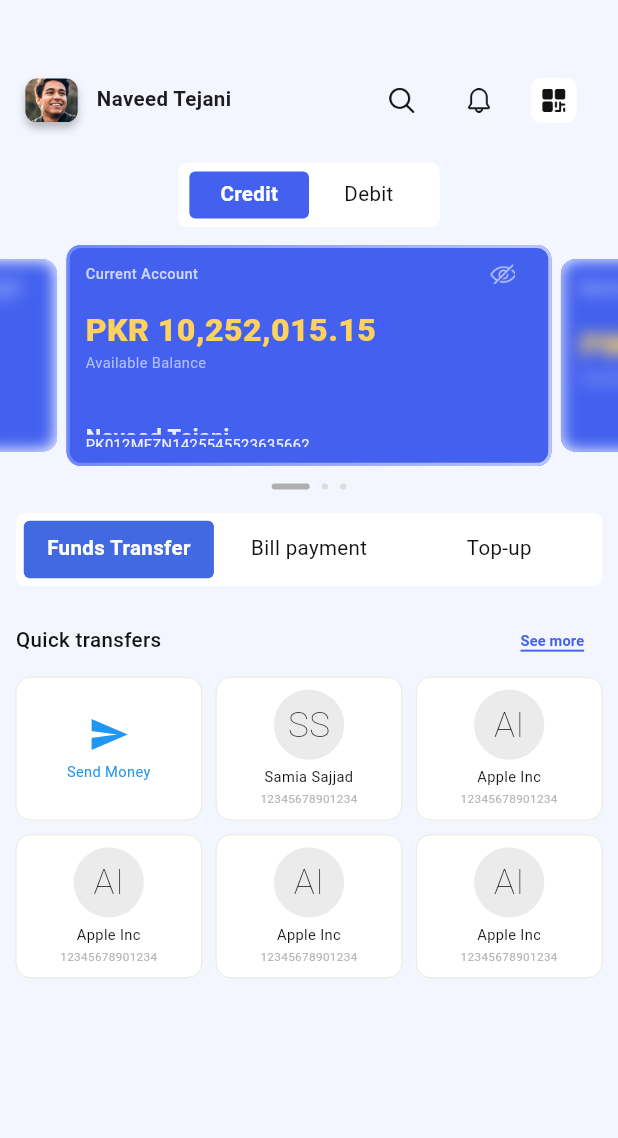
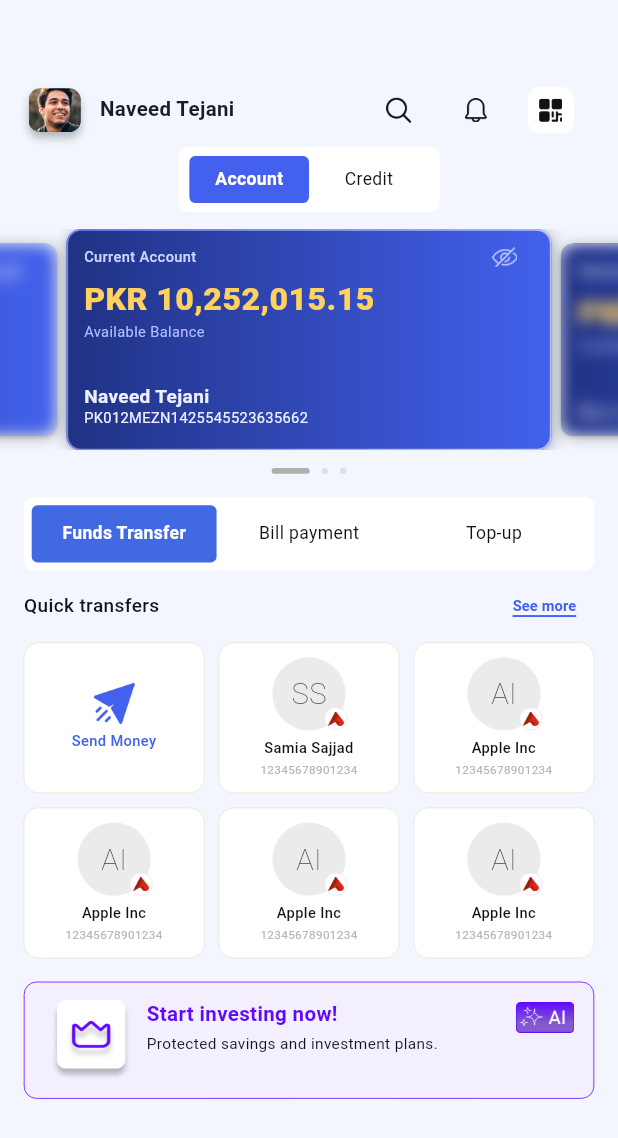
Before and after one commit to Iqbalshah786/passkeys, a Flutter app: the MainScreen screen opened by its route, on a phone screen of 412 x 824 dp. Shown: the top 1138 px of the screen. Run offline on Flutter 3.47's test engine with Material 3 defaults, Android fonts, the phone set to English and light mode, and no system bars; drawn by our look-alikes of carousel_slider, smooth_page_indicator; our stand-ins replace flutter_native_splash, flutter_screenutil, google_fonts, gradient_borders, logger; missing offline and left inert: dart:ffi.

Commit message:
main screen ui update

```diff
--- a/lib/screens/app_bar.dart
+++ b/lib/screens/app_bar.dart
@@ -9,8 +9,17 @@ class AppBarScreen extends StatelessWidget {
 
   @override
   Widget build(BuildContext context) {
+
     return Container(
-      padding: EdgeInsets.all(16.w),
+
+      padding: EdgeInsets.symmetric(horizontal: 18.w,vertical: 0.h),
+      // decoration: BoxDecoration(
+      //   border: Border.all(
+      //     color: Colors.grey, // Set your desired border color
+      //     width: 2.0,         // Set the border width
+      //   ),
+      //   borderRadius: BorderRadius.circular(12.0), // Optional: for rounded corners
+      // ),
       child: Row(
         mainAxisAlignment: MainAxisAlignment.spaceBetween,
         children: [
--- a/lib/screens/main_screen.dart
+++ b/lib/screens/main_screen.dart
@@ -3,7 +3,8 @@ import 'package:flutter/services.dart';
 import 'package:flutter_screenutil/flutter_screenutil.dart';
 import 'package:mobile/widgets/transfer_payment_top_up_widget.dart';
 import '../widgets/CardCarousel.dart';
-import '../widgets/credit_debit_toggle.dart';
+import '../widgets/account_credit_toggle.dart';
+import '../widgets/investment_card_widget.dart';
 import '../widgets/quick_transfers_section.dart';
 import 'app_bar.dart';
 
@@ -15,7 +16,7 @@ class MainScreen extends StatefulWidget {
 }
 
 class _MainScreenState extends State<MainScreen> {
-  bool _isCredit = true;
+  bool _isAccount = true;
   bool _isTransfer = true;
 
   @override
@@ -32,15 +33,17 @@ class _MainScreenState extends State<MainScreen> {
         backgroundColor: const Color(0xFFF4F6FF),
         body: Column(
           children: [
-            SizedBox(height: 26.h),
+            SizedBox(height:screenHeight < 700 ? 25.h : 50.h),
             AppBarScreen(),
 
+            // Text('hi'),
+
             // toggle credit and debit
-            CreditDebitToggle(
-              initialIsCredit: _isCredit,
-              onToggle: (isCredit) {
+            AccountcreditToggle(
+              initialIsAccount: _isAccount,
+              onToggle: (_isAccount) {
                 setState(() {
-                  _isCredit = isCredit;
+                  _isAccount = _isAccount;
                 });
                 // // Handle the toggle action, e.g., load different data
                 // print('Switched to ${isCredit ? "Credit" : "Debit"} mode');
@@ -54,7 +57,7 @@ class _MainScreenState extends State<MainScreen> {
 
             // payment type tabs
             Container(
-              width: 370.w,
+              width: screenHeight < 700 ? 350.w : 360.w,
               height: 50.h,
               padding: EdgeInsets.all(5.w),
               decoration: BoxDecoration(
@@ -71,16 +74,22 @@ class _MainScreenState extends State<MainScreen> {
               ),
             ),
 
+            //quick transfer
             Container(
-              width: 370.w,
+              width: screenHeight < 700 ? 350.w : 360.w,
               child: Column(
                 crossAxisAlignment: CrossAxisAlignment.start,
                 children: [
-                  SizedBox(height: 13.h),
+
                   QuickTransfersSection(),
+
                 ],
               ),
             ),
+
+            //investment ai
+            SizedBox(height: 16.h),
+            InvestmentCardWidget(),
             ],
         ),
       ),
@@ -91,23 +100,6 @@ class _MainScreenState extends State<MainScreen> {
 
 
 
-Widget _buildTabs() {
-  return Padding(
-    padding: const EdgeInsets.symmetric(horizontal: 16.0, vertical: 8.0),
-    child: Center(
-      child: CreditDebitToggle(
-        initialIsCredit: true, // Set your initial state
-        onToggle: (isCredit) {
-          // Handle state change, for example:
-          // setState(() {
-          //   _isCredit = isCredit;
-          //   // Load appropriate data based on selection
-          // });
-        },
-      ),
-    ),
-  );
-}
 
 Widget _buildCardInfo() {
   return Padding(
--- a/lib/widgets/CardCarousel.dart
+++ b/lib/widgets/CardCarousel.dart
@@ -21,6 +21,10 @@ class _CardCarouselState extends State<CardCarousel> {
 
   @override
   Widget build(BuildContext context) {
+
+    double screenHeight = MediaQuery.of(context).size.height;
+
+
     // List of bank card widgets
     final List<Widget> cardItems = [
       _buildBankCard(
@@ -28,20 +32,24 @@ class _CardCarouselState extends State<CardCarousel> {
         accountType: 'Current Account',
         name: 'Naveed Tejani',
         accountNumber: 'PK012MEZN1425545523635662',
+        screenHeight: screenHeight,
       ),
       _buildBankCard(
         balance: 'PKR 1,000,000.00',
         accountType: 'Savings Account',
         name: 'Naveed Tejani',
         accountNumber: 'PK012MEZN1425545523635662',
+        screenHeight: screenHeight,
       ),
       _buildBankCard(
         balance: 'PKR 50,000.00',
         accountType: 'Another Account',
         name: 'Naveed Tejani',
         accountNumber: 'PK012MEZN1425545523635662',
+        screenHeight: screenHeight,
       ),
     ];
+
 
     return Column(
       mainAxisSize: MainAxisSize.min,
@@ -76,7 +84,7 @@ class _CardCarouselState extends State<CardCarousel> {
                 children: [
                   cardItems[index],
                   ClipRRect(
-                    borderRadius: BorderRadius.circular(10.r),
+                    borderRadius: BorderRadius.circular(8.r),
                     child: BackdropFilter(
                       filter: ImageFilter.blur(sigmaX: 5, sigmaY: 5),
                       child: Container(
@@ -111,10 +119,33 @@ class _CardCarouselState extends State<CardCarousel> {
     required String accountType,
     required String name,
     required String accountNumber,
+    required double screenHeight,
   }) {
     return Container(
       padding: EdgeInsets.all(10.w),
       decoration: BoxDecoration(
+
+        boxShadow: [
+          BoxShadow(
+            color: Colors.black.withOpacity(0.2),
+            offset: Offset(3, 1),
+            blurRadius: 8,
+            spreadRadius: 0,
+          ),
+          BoxShadow(
+            color: Colors.black.withOpacity(0.1),
+            offset: Offset(-3, 1),
+            blurRadius: 5,
+            spreadRadius: 0,
+          ),
+          BoxShadow(
+            color: Colors.black.withOpacity(0.1),
+            offset: Offset(0, 1),
+            blurRadius: 1,
+            spreadRadius: 0,
+          ),
+        ],
+
         border: GradientBoxBorder(
           gradient: const LinearGradient(
             colors: [
@@ -122,11 +153,11 @@ class _CardCarouselState extends State<CardCarousel> {
               Color(0xffB9C5FF),
             ],
           ),
-          width: 2.w,
+          width: 1.w,
         ),
         gradient: const LinearGradient(
           colors: [
-            Color(0xff4361EE),
+            Color(0xff203284),
             Color(0xff4361EE),
           ],
           begin: Alignment.centerLeft,
@@ -163,7 +194,7 @@ class _CardCarouselState extends State<CardCarousel> {
               ],
             ),
           ),
-          SizedBox(height: 15.h),
+          SizedBox(height: 5.h),
           // Balance info
           Column(
             crossAxisAlignment: CrossAxisAlignment.start,
@@ -186,7 +217,9 @@ class _CardCarouselState extends State<CardCarousel> {
               ),
             ],
           ),
-          SizedBox(height: 33.h),
+          SizedBox(
+            height: screenHeight < 700 ? 10.0.h : 28.h,
+          ),
           // Name & account info
           Flexible(
             child: Column(
@@ -199,7 +232,7 @@ class _CardCarouselState extends State<CardCarousel> {
                     style: TextStyle(
                       color: const Color(0xFFECEFFF),
                       fontWeight: FontWeight.w600,
-                      fontSize: 15.sp,
+                      fontSize: 13.sp,
                     ),
                   ),
                 ),
--- a/lib/widgets/credit_debit_toggle.dart
+++ b/lib/widgets/account_credit_toggle.dart
@@ -1,27 +1,27 @@
 import 'package:flutter/material.dart';
 import 'package:flutter_screenutil/flutter_screenutil.dart';
 
-class CreditDebitToggle extends StatefulWidget {
-  final Function(bool isCredit) onToggle;
-  final bool initialIsCredit;
+class AccountcreditToggle extends StatefulWidget {
+  final Function(bool _isAccount) onToggle;
+  final bool initialIsAccount;
 
-  const CreditDebitToggle({
+  const AccountcreditToggle({
     Key? key,
     required this.onToggle,
-    this.initialIsCredit = true,
+    this.initialIsAccount = true,
   }) : super(key: key);
 
   @override
-  State<CreditDebitToggle> createState() => _CreditDebitToggleState();
+  State<AccountcreditToggle> createState() => _AccountcreditToggleState();
 }
 
-class _CreditDebitToggleState extends State<CreditDebitToggle> {
-  late bool _isCredit;
+class _AccountcreditToggleState extends State<AccountcreditToggle> {
+  late bool _isAccount;
 
   @override
   void initState() {
     super.initState();
-    _isCredit = widget.initialIsCredit;
+    _isAccount = widget.initialIsAccount;
   }
 
   @override
@@ -33,28 +33,29 @@ class _CreditDebitToggleState extends State<CreditDebitToggle> {
       decoration: BoxDecoration(
         color: Colors.white,
         borderRadius: BorderRadius.circular(6.h),
+
       ),
       child: Row(
         children: [
           _buildToggleOption(
-            label: 'Credit',
-            isSelected: _isCredit,
+            label: 'Account',
+            isSelected: _isAccount,
             onTap: () {
-              if (!_isCredit) {
+              if (!_isAccount) {
                 setState(() {
-                  _isCredit = true;
+                  _isAccount = true;
                 });
                 widget.onToggle(true);
               }
             },
           ),
           _buildToggleOption(
-            label: 'Debit',
-            isSelected: !_isCredit,
+            label: 'Credit',
+            isSelected: !_isAccount,
             onTap: () {
-              if (_isCredit) {
+              if (_isAccount) {
                 setState(() {
-                  _isCredit = false;
+                  _isAccount = false;
                 });
                 widget.onToggle(false);
               }
@@ -84,7 +85,7 @@ class _CreditDebitToggleState extends State<CreditDebitToggle> {
               style: TextStyle(
                 color: isSelected ? Colors.white : Color(0xFF121212),
                 fontWeight: isSelected ? FontWeight.w600 : FontWeight.w400,
-                fontSize: 14.sp,
+                fontSize: 12.sp,
               ),
             ),
           ),
--- a/lib/widgets/investment_card_widget.dart
+++ b/lib/widgets/investment_card_widget.dart
@@ -6,31 +6,30 @@ class InvestmentCardWidget extends StatelessWidget {
 
   @override
   Widget build(BuildContext context) {
+    double screenHeight = MediaQuery.of(context).size.height;
+
     return Container(
 
-      padding: EdgeInsets.symmetric(vertical: 16.h, horizontal: 16.w),
+      padding: EdgeInsets.symmetric(vertical:  12.h , horizontal:  12.w ),
+      width: screenHeight < 700 ? 350.w : 360.w,
+      height: 80.h,
+
+      //border color
       decoration: BoxDecoration(
-        color: const Color(0xFFF0F0FF),
-        borderRadius: BorderRadius.circular(8.r),
+        color: Color(0xfff4efff),
+        border: Border.all(
+          color: Color(0xff5F09FF),
+          width: 0.5.w,
+        ),
+        borderRadius: BorderRadius.circular(8.w),
+
       ),
+
       child: Row(
+        crossAxisAlignment: CrossAxisAlignment.start,
         children: [
-          Container(
-            width: 56.w,
-            height: 56.h,
-            decoration: BoxDecoration(
-              color: Colors.white,
-              borderRadius: BorderRadius.circular(12.r),
-            ),
-            child: Center(
-              child: Icon(
-                Icons.crop_outlined,
-                color: Colors.purple,
-                size: 28.sp,
-              ),
-            ),
-          ),
-          SizedBox(width: 16.w),
+          Image.asset('assets/icons/crown.png',width:screenHeight < 700 ? 55.w : 60.w ,height: screenHeight < 700 ? 55.h : 60.h,),
+          SizedBox(width: 5.w),
           Expanded(
             child: Column(
               crossAxisAlignment: CrossAxisAlignment.start,
@@ -38,47 +37,26 @@ class InvestmentCardWidget extends StatelessWidget {
                 Text(
                   'Start investing now!',
                   style: TextStyle(
-                    fontSize: 20.sp,
-                    fontWeight: FontWeight.bold,
-                    color: Colors.purple,
+                    fontSize: 14.sp,
+                    fontWeight: FontWeight.w600,
+                    color: Color(0xff5F09FF),
                   ),
                 ),
-                SizedBox(height: 4.h),
+                SizedBox(height: 2.h),
                 Text(
                   'Protected savings and investment plans.',
                   style: TextStyle(
-                    fontSize: 14.sp,
-                    color: Colors.black87,
+                    fontSize:  10.5.sp,
+                    fontWeight: FontWeight.w400,
+                    color: Color(0xff121212),
                   ),
                 ),
               ],
             ),
           ),
           Container(
-            padding: EdgeInsets.symmetric(vertical: 8.h, horizontal: 12.w),
-            decoration: BoxDecoration(
-              color: Colors.purple,
-              borderRadius: BorderRadius.circular(8.r),
+            child: Image.asset('assets/icons/ai.png',width: 37.w,height: 24.h,),
             ),
-            child: Row(
-              children: [
-                Icon(
-                  Icons.auto_awesome,
-                  color: Colors.white,
-                  size: 16.sp,
-                ),
-                SizedBox(width: 4.w),
-                Text(
-                  'AI',
-                  style: TextStyle(
-                    fontSize: 14.sp,
-                    fontWeight: FontWeight.bold,
-                    color: Colors.white,
-                  ),
-                ),
-              ],
-            ),
-          ),
         ],
       ),
     );
--- a/lib/widgets/quick_transfers_section.dart
+++ b/lib/widgets/quick_transfers_section.dart
@@ -1,3 +1,5 @@
+import 'dart:ffi';
+
 import 'package:flutter/material.dart';
 import 'package:flutter_screenutil/flutter_screenutil.dart';
 import 'package:mobile/widgets/investment_card_widget.dart';
@@ -7,6 +9,8 @@ class QuickTransfersSection extends StatelessWidget {
 
   @override
   Widget build(BuildContext context) {
+    double screenHeight = MediaQuery.of(context).size.height;
+
     return Column(
 
       children: [
@@ -17,7 +21,7 @@ class QuickTransfersSection extends StatelessWidget {
             Text(
               'Quick transfers',
               style: TextStyle(
-                fontSize: 14.sp,
+                fontSize: 13.sp,
                 fontWeight: FontWeight.w500,
                 color: Color(0xff121212),
               ),
@@ -56,44 +60,50 @@ class QuickTransfersSection extends StatelessWidget {
           padding: EdgeInsets.zero,
           shrinkWrap: true,
           crossAxisCount: 3,
-          childAspectRatio: 1.3,
+          childAspectRatio: 1.2,
           crossAxisSpacing: 9.w,
           mainAxisSpacing:10.h,
           children: [
             TransferTile(
               isAction: true,
-              icon: Icons.send,
+              image: Image.asset('assets/icons/sendIcon.png',width: 28.w,height: 28.h,),
               title: 'Send Money',
-              iconColor: Colors.blue,
+              // iconColor: Color(0xff4361EE),
+                screenHeight:screenHeight,
             ),
             TransferTile(
               initials: 'SS',
               title: 'Samia Sajjad',
               accountNumber: '12345678901234',
+              screenHeight:screenHeight,
             ),
             TransferTile(
               initials: 'AI',
               title: 'Apple Inc',
               accountNumber: '12345678901234',
+              screenHeight:screenHeight,
             ),
             TransferTile(
               initials: 'AI',
               title: 'Apple Inc',
               accountNumber: '12345678901234',
+              screenHeight:screenHeight,
             ),
             TransferTile(
               initials: 'AI',
               title: 'Apple Inc',
               accountNumber: '12345678901234',
+              screenHeight:screenHeight,
             ),
             TransferTile(
               initials: 'AI',
               title: 'Apple Inc',
               accountNumber: '12345678901234',
+              screenHeight:screenHeight,
             ),
           ],
         ),
-        // InvestmentCardWidget(),
+
       ],
     );
   }
@@ -104,8 +114,9 @@ class TransferTile extends StatelessWidget {
   final String title;
   final String? accountNumber;
   final bool isAction;
-  final IconData? icon;
-  final Color iconColor;
+  final Image? image;
+  // final Color iconColor;
+  final double screenHeight;
 
   const TransferTile({
     Key? key,
@@ -113,8 +124,9 @@ class TransferTile extends StatelessWidget {
     required this.title,
     this.accountNumber,
     this.isAction = false,
-    this.icon,
-    this.iconColor = Colors.blue,
+    this.image,
+    // this.iconColor = Colors.blue,
+    required this.screenHeight,
   }) : super(key: key);
 
   @override
@@ -132,42 +144,56 @@ class TransferTile extends StatelessWidget {
         mainAxisAlignment: MainAxisAlignment.center,
         children: [
           if (isAction) ...[
-            Icon(
-              icon,
-              color: iconColor,
-              size: 28.sp,
-            ),
+            image ?? Icon(Icons.send)
+
           ] else ...[
             Stack(
               alignment: Alignment.bottomRight,
               children: [
                 Container(
-                  width: 48.w,
-                  height: 48.h,
+                  width: 50.w,
+                  height: 50.h,
                   decoration: BoxDecoration(
-                    color: const Color(0x14000000),  // example semi‑transparent black
+                    color: const Color(0x14000000),
                     shape: BoxShape.circle,
+
                   ),
                   child: Center(
                     child: Text(
                       initials ?? '',
                       style: TextStyle(
-                        fontSize: 24.sp,
+                        fontSize: 20.sp,
                         fontWeight: FontWeight.w200,
                       ),
                     ),
                   ),
                 ),
-                // Positioned(
-                //   bottom: 0,
-                //   right: 0,
-                //   child: Image.asset(
-                //     'assets/icons/bank_al_falah.png',  // remove the leading slash
-                //     width: 17.w,
-                //     height: 17.h,
-                //     fit: BoxFit.contain,
-                //   ),
-                // ),
+                Positioned(
+                  bottom: 0,
+                  right: screenHeight < 700 ? -1 : 0,
+                  child: Container(
+                    padding: EdgeInsets.all(2.w),
+                    width: screenHeight < 700 ? 18.w : 16.w,
+                    height: screenHeight < 700 ? 18.h : 16.h,
+                    decoration: BoxDecoration(
+                      color: Colors.white,
+                      border: Border.all(
+                        color: Color(0xffE6E6E6),
+                        width: 0.5.w,
+                      ),
+                      shape: BoxShape.circle,
+                    ),
+
+                      child: Image.asset('assets/icons/bank_alfalah_logo.png'),
+                      // child: Image.asset(
+                      //   'assets/icons/bank_alfalah_logo.png',
+                      //   width: 10.w,
+                      //   height: 10.h,
+                      // ),
+                      ),
+                    ),
+
+
               ],
             )
 
@@ -178,8 +204,8 @@ class TransferTile extends StatelessWidget {
             textAlign: TextAlign.center,
             style: TextStyle(
               fontSize: 10.sp,
-              fontWeight: FontWeight.w400,
-              color: isAction ? iconColor : Color(0xFF121212),
+              fontWeight: FontWeight.w500,
+              color: isAction ? Color(0xff4361EE) : Color(0xFF121212),
             ),
           ),
           if (accountNumber != null) ...[
--- a/lib/widgets/transfer_payment_top_up_widget.dart
+++ b/lib/widgets/transfer_payment_top_up_widget.dart
@@ -76,7 +76,7 @@ class _TransferPaymentTopUpWidgetState extends State<TransferPaymentTopUpWidget>
           child: Text(
             text,
             style: TextStyle(
-              fontSize: 14.sp,
+              fontSize: 12.sp,
               fontWeight: isSelected ? FontWeight.w600 : FontWeight.w400,
               color: isSelected ? Colors.white : Color(0xff121212),
             ),
```
Also changed, not shown: assets/icons/ai.png (added), assets/icons/bank_al_falah.png (deleted), assets/icons/bank_alfalah_logo.png (added), assets/icons/crown.png (added).
